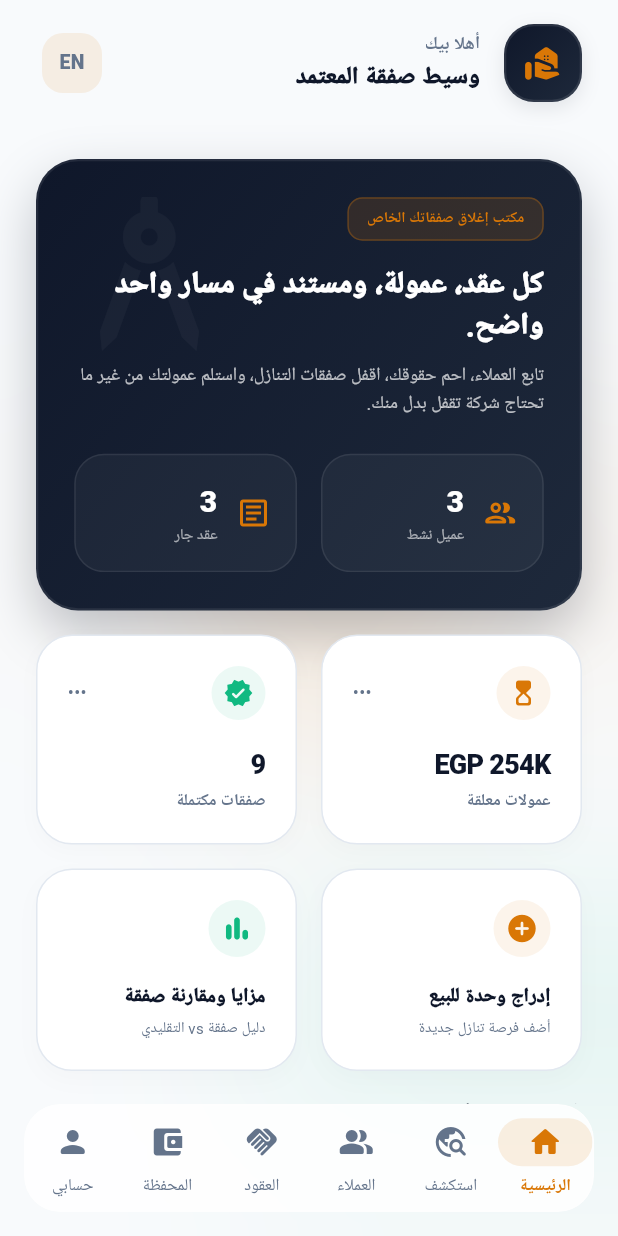
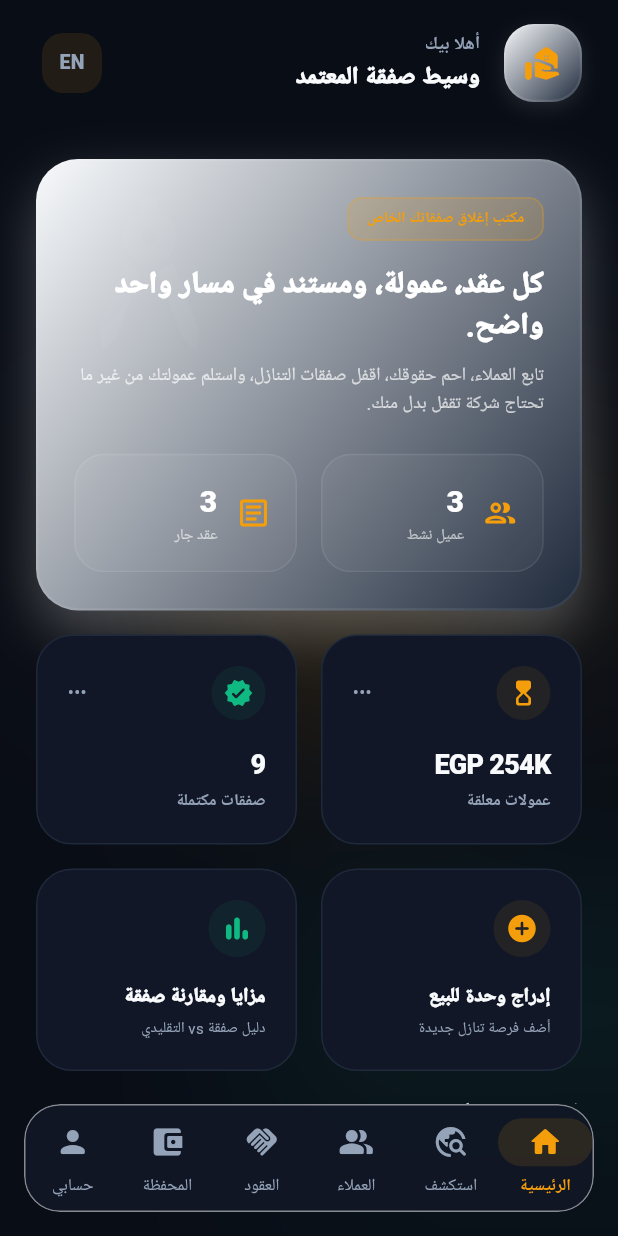
Before and after one commit to osamaaaaaaaaa/safqa_nawy, a Flutter app: the screen it shows after launch, on a phone screen of 412 x 824 dp. Run offline on Flutter 3.47's test engine with Material 3 defaults, Android fonts, the phone set to English and light mode, and no system bars; our stand-ins replace get.

Commit message:
design: transform mobile app into dark mode luxury brand theme with neon amber highlights

```diff
--- a/mobile/lib/src/core/theme/app_colors.dart
+++ b/mobile/lib/src/core/theme/app_colors.dart
@@ -3,19 +3,13 @@ import 'package:flutter/material.dart';
 class AppColors {
   const AppColors._();
 
-  static const ink = Color(0xFF0F172A); // Deep slate/navy for primary text
-  static const muted = Color(
-    0xFF64748B,
-  ); // Steel gray for descriptions and secondary text
-  static const surface = Color(0xFFF8FAFC); // Off-white slate for backgrounds
-  static const paper = Color(0xFFFFFFFF); // Pure white for cards/panels
-  static const border = Color(0xFFE2E8F0); // Soft light slate for borders
-  static const gold = Color(0xFFD97706); // Golden amber for highlights/accents
-  static const emerald = Color(
-    0xFF10B981,
-  ); // Emerald green for commissions and success
-  static const clay = Color(0xFFF43F5E); // Rose red for warnings/errors
-  static const navy = Color(
-    0xFF334155,
-  ); // Secondary dark navy for details/subsections
+  static const ink = Color(0xFFF8FAFC); // Off-white for high-readability text
+  static const muted = Color(0xFF94A3B8); // Light steel gray for secondary descriptions
+  static const surface = Color(0xFF090D16); // Ultra deep luxury black/blue for background
+  static const paper = Color(0xFF111726); // Rich deep slate for glassmorphic cards
+  static const border = Color(0xFF1E293B); // Slate border
+  static const gold = Color(0xFFF59E0B); // Radiant golden amber
+  static const emerald = Color(0xFF10B981); // Emerald green
+  static const clay = Color(0xFFEF4444); // Radiant red
+  static const navy = Color(0xFF1E293B); // Deep navy accent
 }
--- a/mobile/lib/src/core/theme/app_theme.dart
+++ b/mobile/lib/src/core/theme/app_theme.dart
@@ -8,9 +8,9 @@ class AppTheme {
   static ThemeData light() {
     return ThemeData(
       useMaterial3: true,
-      brightness: Brightness.light,
+      brightness: Brightness.dark,
       scaffoldBackgroundColor: AppColors.surface,
-      colorScheme: const ColorScheme.light(
+      colorScheme: const ColorScheme.dark(
         primary: AppColors.gold,
         secondary: AppColors.emerald,
         surface: AppColors.surface,
```
